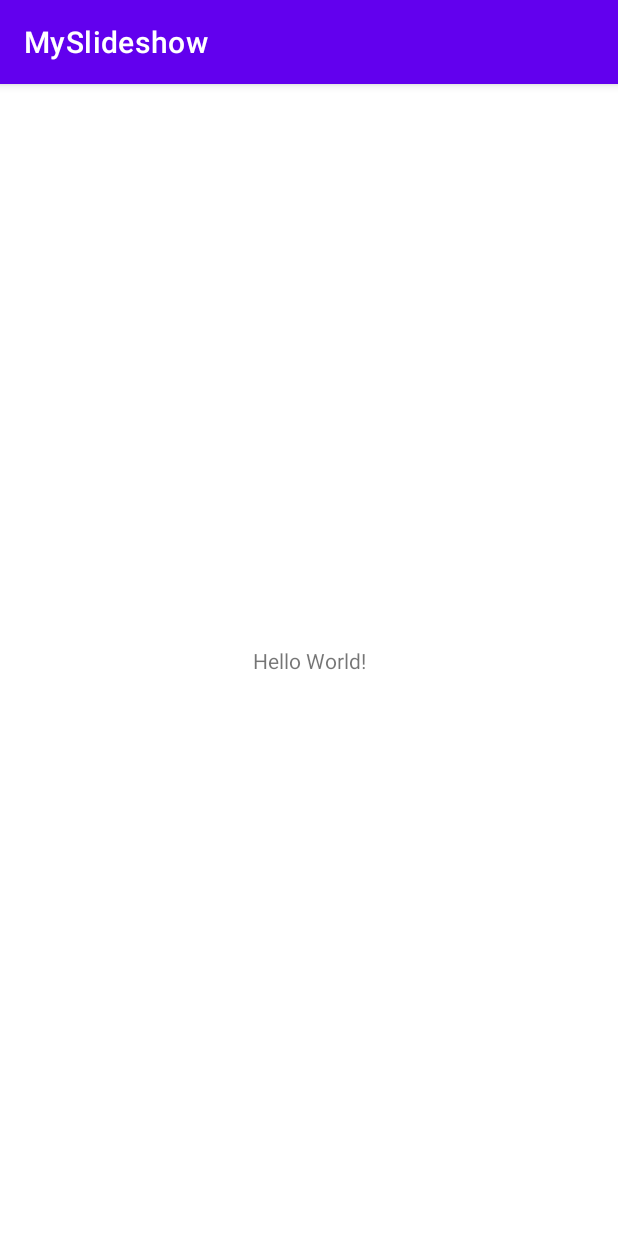
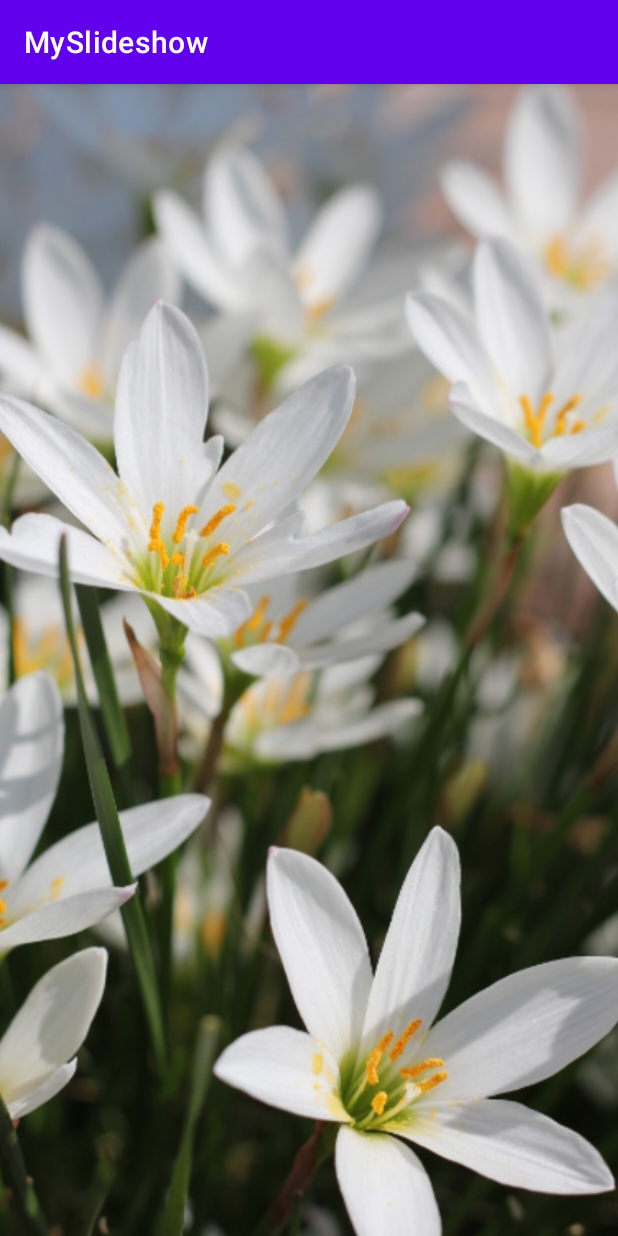
Before and after one commit to tatsuya-ss/MySlideshow, an Android app: the screen it shows after launch (MainActivity), on a phone screen of 412 x 824 dp. Run offline under Robolectric (Android 15) with nearby library versions, the light colour scheme and no system bars.

Commit message:
写真を表示する処理

```diff
--- a/app/src/main/java/com/example/myslideshow/MainActivity.kt
+++ b/app/src/main/java/com/example/myslideshow/MainActivity.kt
@@ -2,10 +2,51 @@ package com.example.myslideshow
 
 import androidx.appcompat.app.AppCompatActivity
 import android.os.Bundle
+import androidx.fragment.app.Fragment
+import androidx.fragment.app.FragmentActivity
+import androidx.viewpager2.adapter.FragmentStateAdapter
+import com.example.myslideshow.databinding.ActivityMainBinding
 
 class MainActivity : AppCompatActivity() {
+
+    // MainActivity専用クラスなのでネストで書いている
+    // FragmentStateAdapterを継承したクラス
+    class MyAdapter(fragmentActivity: FragmentActivity): FragmentStateAdapter(fragmentActivity) {
+
+        private val resources = listOf(
+            R.drawable.slide00, R.drawable.slide01,
+            R.drawable.slide02, R.drawable.slide03,
+            R.drawable.slide04, R.drawable.slide05,
+            R.drawable.slide06, R.drawable.slide07,
+            R.drawable.slide08, R.drawable.slide09
+        )
+
+        // 総ページ
+        override fun getItemCount(): Int {
+            return resources.size
+        }
+
+        // 引数にページを受け取り、対応するフラグメントを戻り値
+        override fun createFragment(position: Int): Fragment {
+            return ImageFragment.newInstance(resources[position])
+        }
+    }
+
+    private lateinit var binding: ActivityMainBinding
+
     override fun onCreate(savedInstanceState: Bundle?) {
         super.onCreate(savedInstanceState)
-        setContentView(R.layout.activity_main)
+        setupBinding()
+        setupPager()
+    }
+
+    private fun setupBinding() {
+        binding = ActivityMainBinding.inflate(layoutInflater)
+        setContentView(binding.root)
+    }
+
+    // ViewPager2とFragmentStateAdapterの関連付け
+    private fun setupPager() {
+        binding.pager.adapter = MyAdapter(this)
     }
 }
--- a/app/src/main/res/layout/activity_main.xml
+++ b/app/src/main/res/layout/activity_main.xml
@@ -6,13 +6,12 @@
     android:layout_height="match_parent"
     tools:context=".MainActivity">
 
-    <TextView
-        android:layout_width="wrap_content"
-        android:layout_height="wrap_content"
-        android:text="Hello World!"
+    <androidx.viewpager2.widget.ViewPager2
+        android:id="@+id/pager"
+        android:layout_width="0dp"
+        android:layout_height="0dp"
         app:layout_constraintBottom_toBottomOf="parent"
-        app:layout_constraintLeft_toLeftOf="parent"
-        app:layout_constraintRight_toRightOf="parent"
+        app:layout_constraintEnd_toEndOf="parent"
+        app:layout_constraintStart_toStartOf="parent"
         app:layout_constraintTop_toTopOf="parent" />
-
 </androidx.constraintlayout.widget.ConstraintLayout>
```
